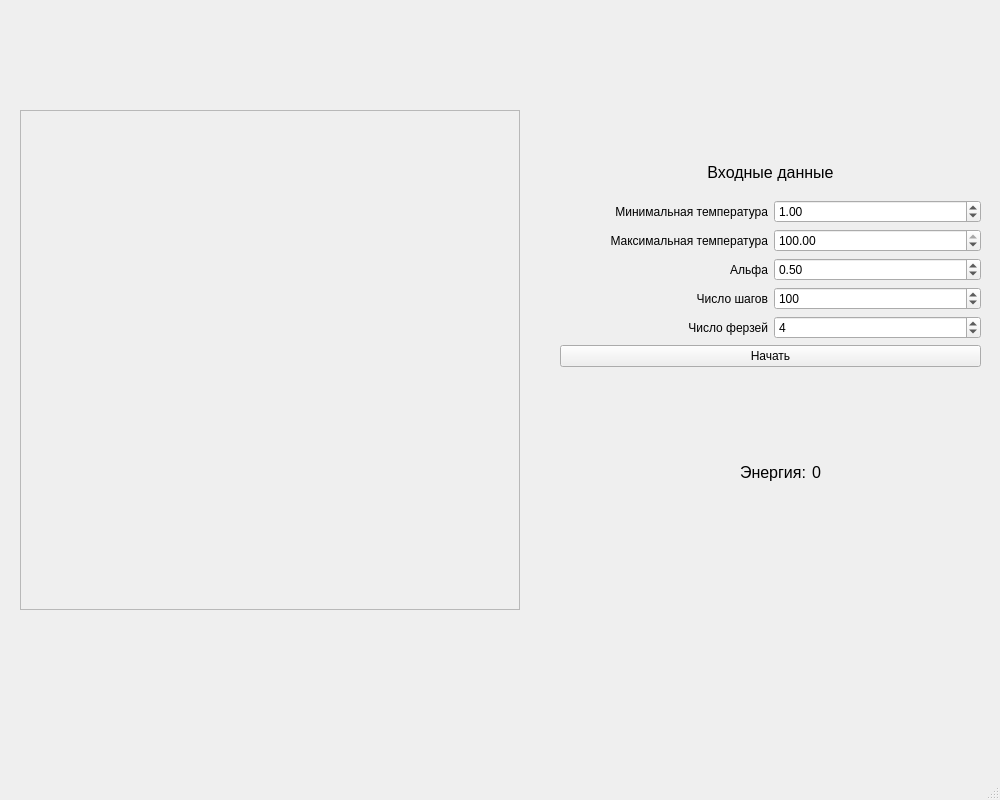
Qt form mainwindow.ui (Fadeevich21/simulated-annealing) before a commit.
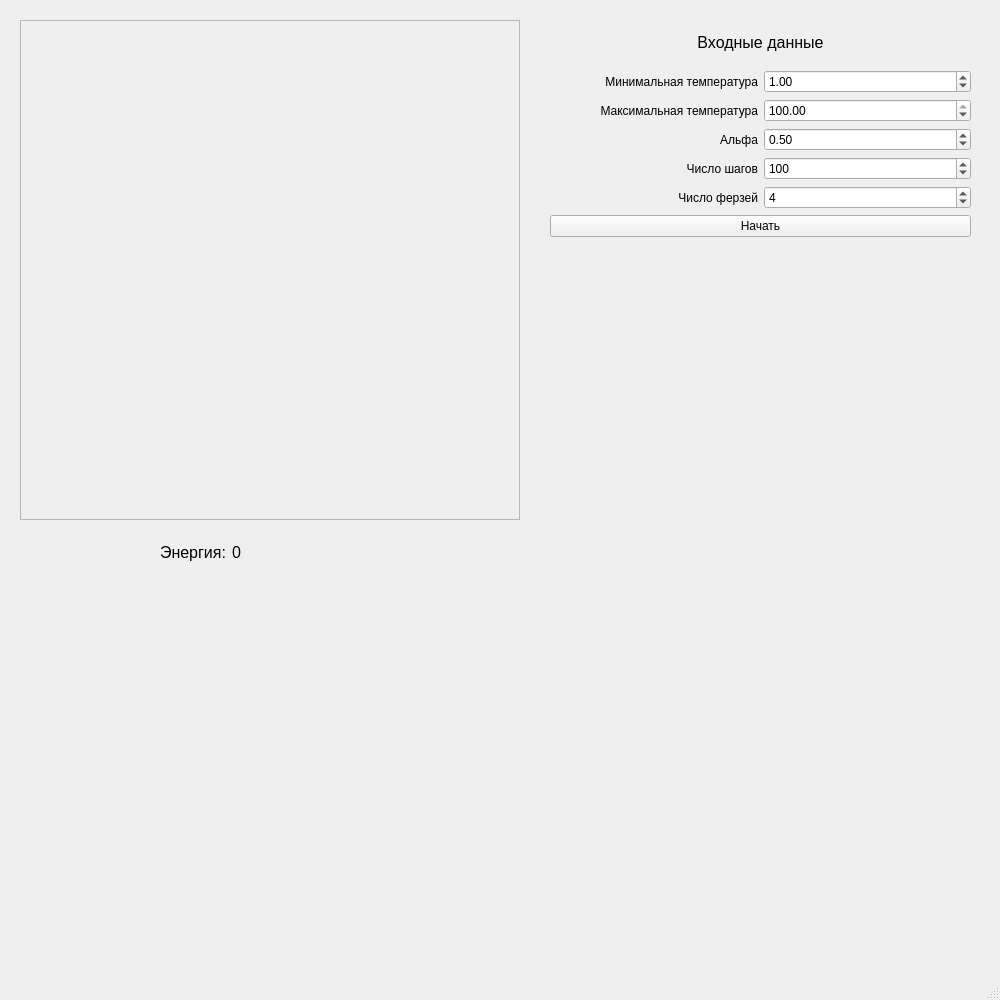
The same form after that commit. Custom widgets are drawn as their Qt base class.

The edit to the form file:
```diff
--- a/mainwindow.ui
+++ b/mainwindow.ui
@@ -7,7 +7,7 @@
     <x>0</x>
     <y>0</y>
     <width>1000</width>
-    <height>800</height>
+    <height>1000</height>
    </rect>
   </property>
   <property name="windowTitle">
@@ -17,8 +17,8 @@
    <widget class="QWidget" name="layoutWidget">
     <property name="geometry">
      <rect>
-      <x>560</x>
-      <y>150</y>
+      <x>550</x>
+      <y>20</y>
       <width>421</width>
       <height>217</height>
      </rect>
@@ -196,7 +196,7 @@
     <property name="geometry">
      <rect>
       <x>20</x>
-      <y>110</y>
+      <y>20</y>
       <width>500</width>
       <height>500</height>
      </rect>
@@ -215,11 +215,11 @@
      </property>
     </widget>
    </widget>
-   <widget class="QWidget" name="">
+   <widget class="QWidget" name="layoutWidget">
     <property name="geometry">
      <rect>
-      <x>740</x>
-      <y>460</y>
+      <x>160</x>
+      <y>540</y>
       <width>83</width>
       <height>24</height>
      </rect>
@@ -251,6 +251,36 @@
      </item>
     </layout>
    </widget>
+   <widget class="QCustomPlot" name="graphicsEnergyToTemperature" native="true">
+    <property name="geometry">
+     <rect>
+      <x>560</x>
+      <y>260</y>
+      <width>391</width>
+      <height>311</height>
+     </rect>
+    </property>
+   </widget>
+   <widget class="QCustomPlot" name="graphicsCountTakeBadSolutionsToTemperature" native="true">
+    <property name="geometry">
+     <rect>
+      <x>30</x>
+      <y>620</y>
+      <width>391</width>
+      <height>311</height>
+     </rect>
+    </property>
+   </widget>
+   <widget class="QCustomPlot" name="graphicsTemperatureOnIteration" native="true">
+    <property name="geometry">
+     <rect>
+      <x>460</x>
+      <y>620</y>
+      <width>391</width>
+      <height>311</height>
+     </rect>
+    </property>
+   </widget>
   </widget>
   <widget class="QMenuBar" name="menubar">
    <property name="geometry">
@@ -264,6 +294,14 @@
   </widget>
   <widget class="QStatusBar" name="statusbar"/>
  </widget>
+ <customwidgets>
+  <customwidget>
+   <class>QCustomPlot</class>
+   <extends>QWidget</extends>
+   <header>qcustomplot.h</header>
+   <container>1</container>
+  </customwidget>
+ </customwidgets>
  <resources/>
  <connections/>
 </ui>
```
